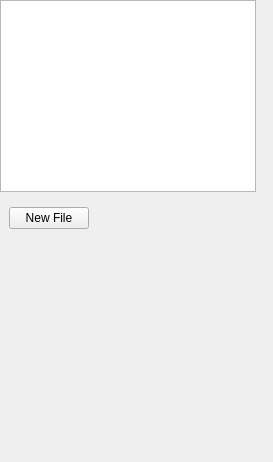
This is src/Interface/OpenedFilesWidget.ui in KDE/rocs as Qt 5 draws it before an edit. The edited form follows.
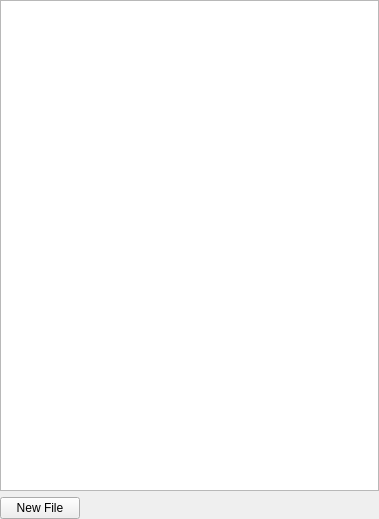
This is the edited form. Custom widgets are drawn as their Qt base class.

Diff of the .ui file:
```diff
--- a/src/Interface/OpenedFilesWidget.ui
+++ b/src/Interface/OpenedFilesWidget.ui
@@ -5,43 +5,38 @@
    <rect>
     <x>0</x>
     <y>0</y>
-    <width>273</width>
-    <height>462</height>
+    <width>379</width>
+    <height>519</height>
    </rect>
   </property>
-  <widget class="QWidget" name="dockWidgetContents" >
-   <layout class="QVBoxLayout" name="verticalLayout" >
-    <item>
+  <layout class="QGridLayout" name="gridLayout" >
+   <property name="margin" >
+    <number>0</number>
+   </property>
+   <item row="0" column="0" colspan="2" >
      <widget class="QListView" name="_openedFilesListView" />
     </item>
-    <item>
-     <widget class="QWidget" native="1" name="_buttonsArea" >
-      <layout class="QHBoxLayout" name="horizontalLayout" >
-       <item>
+   <item row="1" column="0" >
         <widget class="KPushButton" name="_btnNewFile" >
          <property name="text" >
           <string>New File</string>
          </property>
         </widget>
        </item>
-       <item>
+   <item row="1" column="1" >
         <spacer name="horizontalSpacer" >
          <property name="orientation" >
           <enum>Qt::Horizontal</enum>
          </property>
          <property name="sizeHint" stdset="0" >
           <size>
-           <width>155</width>
+       <width>298</width>
            <height>20</height>
           </size>
          </property>
         </spacer>
        </item>
       </layout>
-     </widget>
-    </item>
-   </layout>
-  </widget>
  </widget>
  <customwidgets>
   <customwidget>
```
Lines whose indentation alone changed are shown as unchanged.
